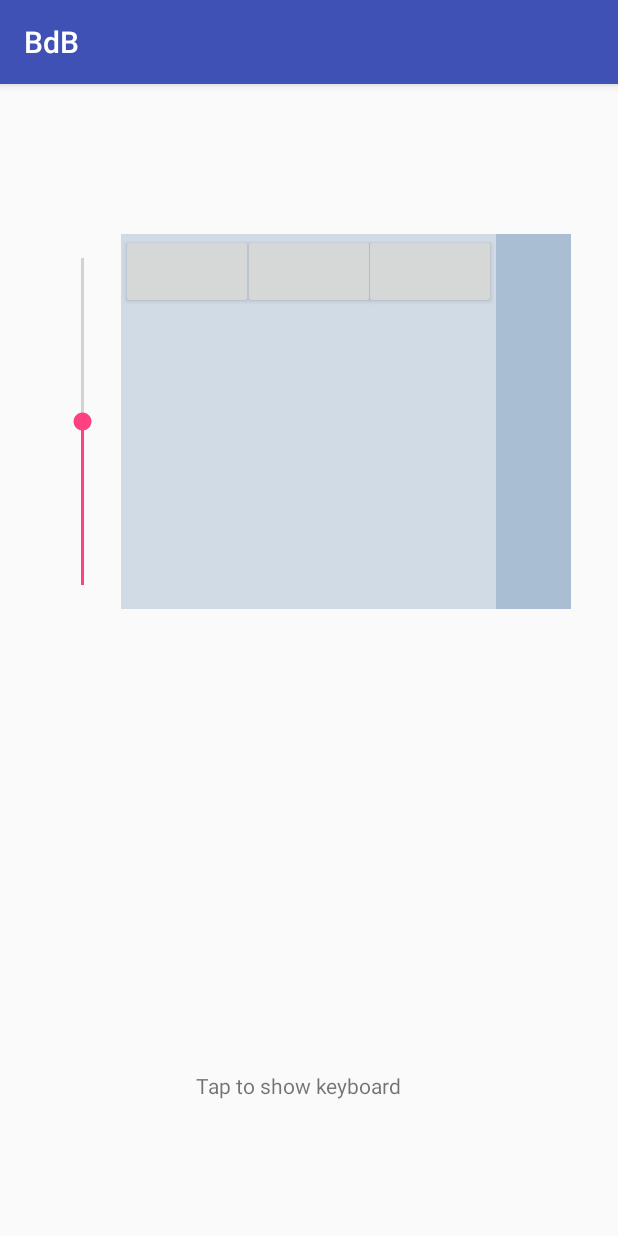
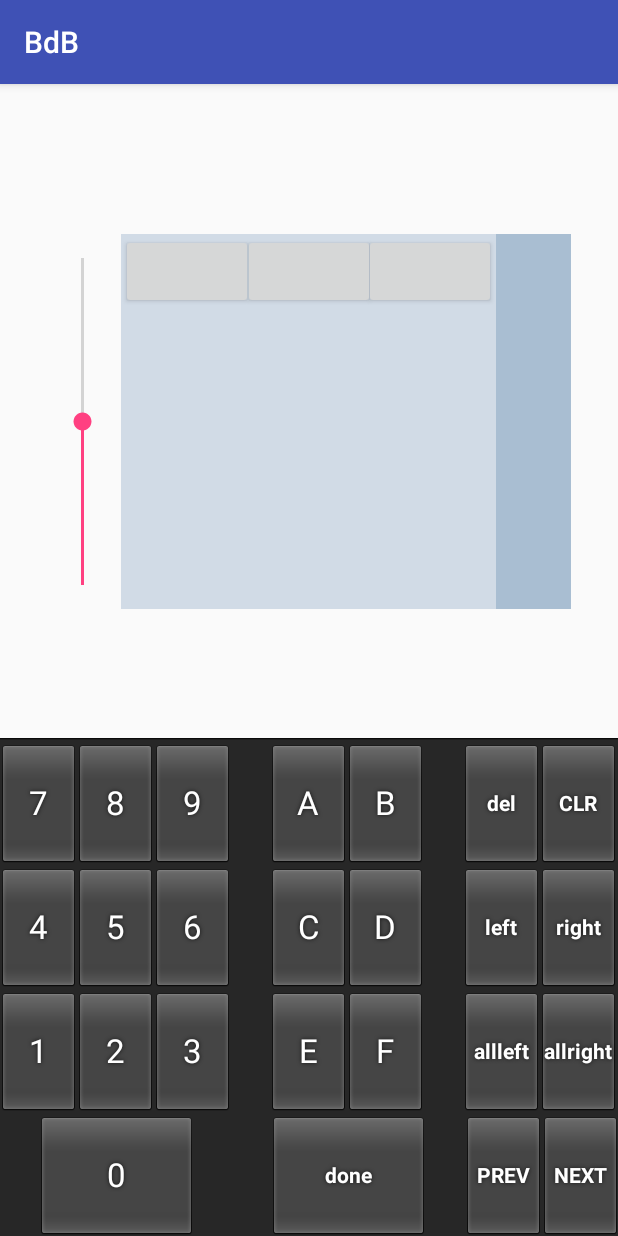
Before and after one commit to gnotomista/BdB, an Android app: the fragment MouseKeyboardFragment shown on its own in the app's theme, after a tap on an icon or button, on a phone screen of 412 x 824 dp. Run offline under Robolectric (Android 15) with nearby library versions, the phone set to English and light mode, and no system bars; 2 other taps on this screen came first.

Commit message:
integrated custom keyboard

```diff
--- /dev/null
+++ b/app/src/main/java/com/example/gennaro/bdb/KeyboardViewFix.java
@@ -0,0 +1,35 @@
+package com.example.gennaro.bdb;
+
+import android.annotation.TargetApi;
+import android.content.Context;
+import android.content.ContextWrapper;
+import android.inputmethodservice.KeyboardView;
+import android.util.AttributeSet;
+
+public class KeyboardViewFix extends KeyboardView {
+    public static boolean inEditMode = true;
+
+    @TargetApi(21) // Build.VERSION_CODES.L
+    public KeyboardViewFix(Context context, AttributeSet attrs, int defStyleAttr, int defStyleRes) {
+        super(inEditMode ? new ContextWrapperInner(context) : context, attrs, defStyleAttr, defStyleRes);
+    }
+
+    public KeyboardViewFix(Context context, AttributeSet attrs, int defStyleAttr) {
+        super(inEditMode ? new ContextWrapperInner(context) : context, attrs, defStyleAttr);
+    }
+
+    public KeyboardViewFix(Context context, AttributeSet attrs) {
+        super(inEditMode ? new ContextWrapperInner(context) : context, attrs);
+    }
+
+    public static class ContextWrapperInner extends ContextWrapper {
+        Context base;
+        public ContextWrapperInner(Context base) {
+            super(base);
+            this.base = base;
+        }
+        public Object getSystemService(String name) {
+            return Context.AUDIO_SERVICE.equals(name) ? null : base.getSystemService(name);
+        }
+    }
+}
--- a/app/src/main/java/com/example/gennaro/bdb/MainActivity.java
+++ b/app/src/main/java/com/example/gennaro/bdb/MainActivity.java
@@ -1,12 +1,8 @@
 package com.example.gennaro.bdb;
 
-import android.app.Activity;
-import android.content.Context;
 import android.os.Bundle;
-import android.support.annotation.IntegerRes;
 import android.support.v4.app.Fragment;
 import android.support.v4.app.FragmentManager;
-import android.view.MotionEvent;
 import android.view.View;
 import android.support.design.widget.NavigationView;
 import android.support.v4.view.GravityCompat;
@@ -16,9 +12,7 @@ import android.support.v7.app.AppCompatActivity;
 import android.support.v7.widget.Toolbar;
 import android.view.Menu;
 import android.view.MenuItem;
-import android.view.inputmethod.InputMethodManager;
 import android.widget.EditText;
-import android.widget.SeekBar;
 
 public class MainActivity extends AppCompatActivity
         implements NavigationView.OnNavigationItemSelectedListener {
--- a/app/src/main/java/com/example/gennaro/bdb/MouseKeyboardFragment.java
+++ b/app/src/main/java/com/example/gennaro/bdb/MouseKeyboardFragment.java
@@ -1,26 +1,74 @@
 package com.example.gennaro.bdb;
 
+import android.app.Activity;
 import android.os.Bundle;
 import android.support.annotation.Nullable;
 import android.support.v4.app.Fragment;
+import android.view.KeyEvent;
 import android.view.LayoutInflater;
 import android.view.View;
 import android.view.ViewGroup;
 import android.view.animation.Animation;
 import android.view.animation.AnimationUtils;
 import android.widget.Button;
+import android.widget.TextView;
 
 public class MouseKeyboardFragment extends Fragment {
+
+    ProgKeyboard progKeyboard;
+    boolean keyboard_on = false;
+    long last = System.currentTimeMillis(), now = System.currentTimeMillis();
 
     @Nullable
     @Override
     public View onCreateView(LayoutInflater inflater, ViewGroup container, Bundle savedInstanceState) {
-        return inflater.inflate(R.layout.mouse_keyboard_fragment, container, false);
+        View view = inflater.inflate(R.layout.mouse_keyboard_fragment, container, false);
+
+        view.setFocusableInTouchMode(true);
+        view.requestFocus();
+        view.setOnKeyListener( new View.OnKeyListener() {
+            @Override
+            public boolean onKey( View v, int keyCode, KeyEvent event ) {
+                now = System.currentTimeMillis();
+                if (now - last > 500) {
+                    if (keyCode == KeyEvent.KEYCODE_BACK) {
+                        if (keyboard_on) {
+                            progKeyboard.hideCustomKeyboard();
+                            keyboard_on = false;
+                        } else {
+                            ((Activity) getContext()).onBackPressed();
+                        }
+                        last = now;
+                        return true;
+                    }
+                    last = now;
+                    return false;
+                } else {
+                    return false;
+                }
+            }
+        });
+
+        return view;
     }
 
     @Override
     public void onStart() {
         super.onStart();
+
+        progKeyboard = new ProgKeyboard(this, R.id.keyboard_view, R.xml.prog_keyboard_qwerty);
+
+        TextView textView = (TextView) ((Activity)getContext()).findViewById(R.id.tap_keyboard_text);
+        textView.setOnClickListener(new View.OnClickListener() {
+            @Override
+            public void onClick(View view) {
+                if (!keyboard_on) {
+                    progKeyboard.showCustomKeyboard(view);
+                    keyboard_on = true;
+                }
+            }
+        });
+
         int[] buttons = {
                 R.id.left_mouse_button,
                 R.id.center_mouse_button,
--- /dev/null
+++ b/app/src/main/java/com/example/gennaro/bdb/ProgKeyboard.java
@@ -0,0 +1,84 @@
+package com.example.gennaro.bdb;
+
+import android.app.Activity;
+import android.inputmethodservice.Keyboard;
+import android.inputmethodservice.KeyboardView;
+import android.support.v4.app.Fragment;
+import android.text.InputType;
+import android.view.MotionEvent;
+import android.view.View;
+import android.view.WindowManager;
+import android.view.inputmethod.InputMethodManager;
+
+public class ProgKeyboard {
+
+        private KeyboardView keyboardView;
+
+        private KeyboardView.OnKeyboardActionListener onKeyboardActionListener = new KeyboardView.OnKeyboardActionListener() {
+            @Override
+            public void onPress(int i) {
+
+            }
+
+            @Override
+            public void onRelease(int i) {
+
+            }
+
+            @Override
+            public void onKey(int i, int[] ints) {
+                System.out.println(i);
+            }
+
+            @Override
+            public void onText(CharSequence charSequence) {
+
+            }
+
+            @Override
+            public void swipeLeft() {
+
+            }
+
+            @Override
+            public void swipeRight() {
+
+            }
+
+            @Override
+            public void swipeDown() {
+
+            }
+
+            @Override
+            public void swipeUp() {
+
+            }
+        };
+
+        public ProgKeyboard(Fragment fragment, int viewid, int layoutid) {
+            Activity activity = (Activity)fragment.getContext();
+            keyboardView = (KeyboardView)(activity.findViewById(viewid));
+            keyboardView.setKeyboard(new Keyboard(activity, layoutid));
+            keyboardView.setPreviewEnabled(false); // NOTE Do not show the preview balloons
+            keyboardView.setOnKeyboardActionListener(onKeyboardActionListener);
+            // Hide the standard keyboard initially
+            activity.getWindow().setSoftInputMode(WindowManager.LayoutParams.SOFT_INPUT_STATE_ALWAYS_HIDDEN);
+        }
+
+        public boolean isCustomKeyboardVisible() {
+            return keyboardView.getVisibility() == View.VISIBLE;
+        }
+
+        public void showCustomKeyboard( View v ) {
+            keyboardView.setVisibility(View.VISIBLE);
+            keyboardView.setEnabled(true);
+            //if( v!=null ) ((InputMethodManager)mHostActivity.getSystemService(Activity.INPUT_METHOD_SERVICE)).hideSoftInputFromWindow(v.getWindowToken(), 0);
+        }
+
+        public void hideCustomKeyboard() {
+            keyboardView.setVisibility(View.GONE);
+            keyboardView.setEnabled(false);
+        }
+
+}
--- a/app/src/main/res/layout/mouse_keyboard_fragment.xml
+++ b/app/src/main/res/layout/mouse_keyboard_fragment.xml
@@ -1,6 +1,9 @@
 <?xml version="1.0" encoding="utf-8"?>
-<com.example.gennaro.bdb.KeyboardLayout xmlns:android="http://schemas.android.com/apk/res/android"
-    android:layout_width="match_parent" android:layout_height="match_parent" >
+<!--<com.example.gennaro.bdb.KeyboardLayout-->
+<RelativeLayout
+    xmlns:android="http://schemas.android.com/apk/res/android"
+    android:layout_width="match_parent"
+    android:layout_height="match_parent" >
 
     <com.example.gennaro.bdb.TouchView
         android:layout_width="250dp"
@@ -64,11 +67,23 @@
         android:layout_width="wrap_content"
         android:layout_height="wrap_content"
         android:id="@+id/tap_keyboard_text"
-        android:text="Tap to show keyboard"
-        android:height="30dp"
+        android:text="Tap here to show the\nprogrammer keyboard"
+        android:height="40dp"
         android:width="150dp"
         android:layout_alignParentBottom="true"
         android:layout_marginBottom="80dp"
-        android:layout_centerHorizontal="true" />
+        android:layout_centerHorizontal="true"
+        android:gravity="center" />
 
-</com.example.gennaro.bdb.KeyboardLayout>
+    <com.example.gennaro.bdb.KeyboardViewFix
+        android:id="@+id/keyboard_view"
+        android:layout_width="fill_parent"
+        android:layout_height="wrap_content"
+        android:layout_alignParentBottom="true"
+        android:layout_centerHorizontal="true"
+        android:focusable="true"
+        android:focusableInTouchMode="true"
+        android:visibility="gone" />
+
+</RelativeLayout>
+<!--</com.example.gennaro.bdb.KeyboardLayout>-->
--- /dev/null
+++ b/app/src/main/res/xml/prog_keyboard_qwerty.xml
@@ -0,0 +1,39 @@
+<?xml version="1.0" encoding="utf-8"?>
+<Keyboard xmlns:android="http://schemas.android.com/apk/res/android"
+    android:keyWidth="12.50%p"
+    android:keyHeight="10%p" >
+
+    <Row>
+        <Key android:codes="55"    android:keyLabel="7" android:keyEdgeFlags="left" />
+        <Key android:codes="56"    android:keyLabel="8" />
+        <Key android:codes="57"    android:keyLabel="9" />
+        <Key android:codes="65"    android:keyLabel="A" android:horizontalGap="6.25%p" />
+        <Key android:codes="66"    android:keyLabel="B" />
+        <Key android:codes="-5"    android:keyLabel="del" android:isRepeatable="true" android:horizontalGap="6.25%p" />
+        <Key android:codes="55006" android:keyLabel="CLR" android:keyEdgeFlags="right"/>
+    </Row>
+    <Row>
+        <Key android:codes="52"    android:keyLabel="4" android:keyEdgeFlags="left"  />
+        <Key android:codes="53"    android:keyLabel="5" />
+        <Key android:codes="54"    android:keyLabel="6" />
+        <Key android:codes="67"    android:keyLabel="C" android:horizontalGap="6.25%p" />
+        <Key android:codes="68"    android:keyLabel="D" />
+        <Key android:codes="55002" android:keyLabel="left" android:isRepeatable="true" android:horizontalGap="6.25%p" />
+        <Key android:codes="55003" android:keyLabel="right" android:isRepeatable="true" android:keyEdgeFlags="right" />
+    </Row>
+    <Row>
+        <Key android:codes="49"    android:keyLabel="1"  android:keyEdgeFlags="left" />
+        <Key android:codes="50"    android:keyLabel="2" />
+        <Key android:codes="51"    android:keyLabel="3" />
+        <Key android:codes="69"    android:keyLabel="E" android:horizontalGap="6.25%p" />
+        <Key android:codes="70"    android:keyLabel="F" />
+        <Key android:codes="55001" android:keyLabel="allleft" android:horizontalGap="6.25%p" />
+        <Key android:codes="55004" android:keyLabel="allright" android:keyEdgeFlags="right" />
+    </Row>
+    <Row>
+        <Key android:codes="48"    android:keyLabel="0" android:keyWidth="25%p" android:horizontalGap="6.25%p" android:keyEdgeFlags="left" />
+        <Key android:codes="-3"    android:keyLabel="done" android:keyWidth="25%p" android:horizontalGap="12.50%p" />
+        <Key android:codes="55000" android:keyLabel="PREV" android:horizontalGap="6.25%p" />
+        <Key android:codes="55005" android:keyLabel="NEXT" android:keyEdgeFlags="right" />
+    </Row>
+</Keyboard>
```
Also changed, not shown: app/src/main/java/com/example/gennaro/bdb/KeyboardLayout.java (+8 -8 lines).
